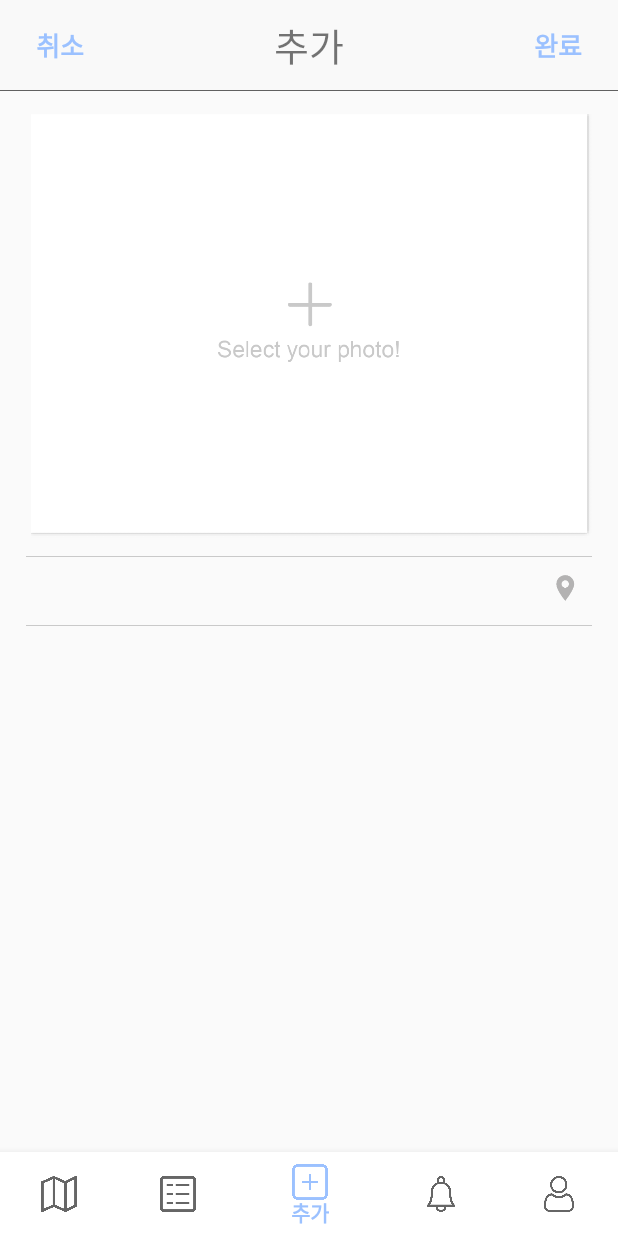
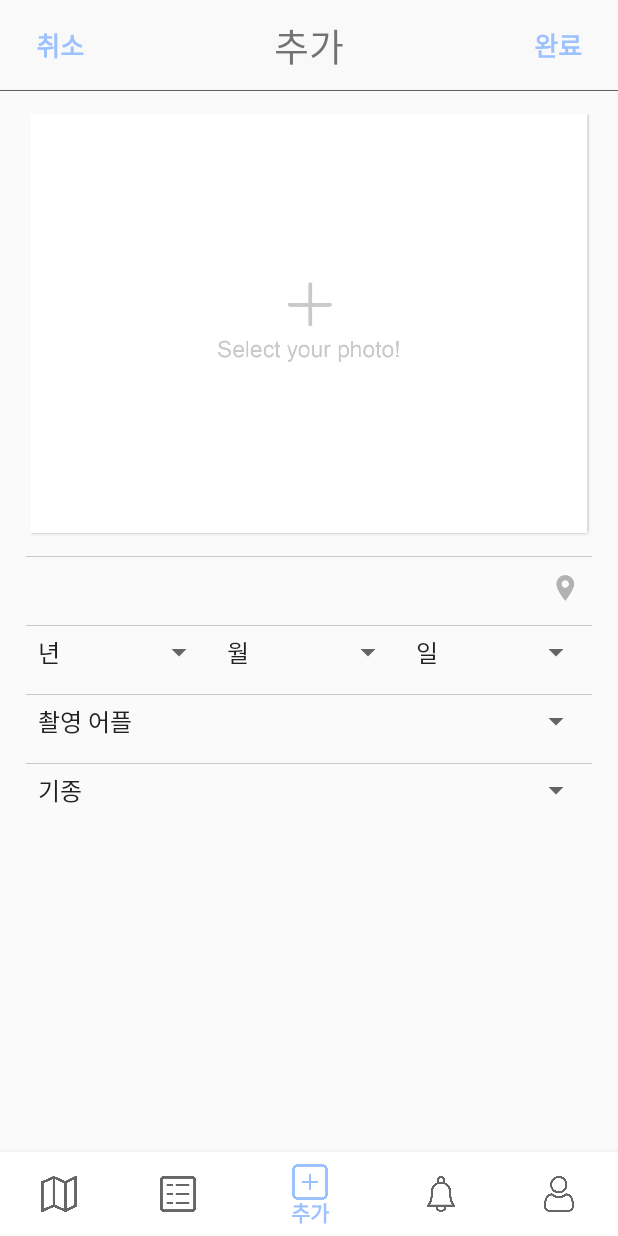
Before and after one commit to jjanggyu/W_HERE, an Android app: the screen it shows after launch (MainActivity), item 3 of the bottom bar chosen, on a phone screen of 412 x 824 dp. Run offline under Robolectric (Android 15) with nearby library versions, the phone set to English and light mode, and no system bars; our stand-ins replace navigation-ui.

Commit message:
again and again

```diff
--- a/app/src/main/res/layout/fragment_add.xml
+++ b/app/src/main/res/layout/fragment_add.xml
@@ -98,6 +98,55 @@
             android:layout_height="0.5dp"
             android:background="#C9C9C9">
         </LinearLayout>
+        <LinearLayout
+            android:layout_width="match_parent"
+            android:layout_height="35dp"
+            android:orientation="horizontal">
+            <Spinner
+                android:id="@+id/add_year"
+                android:layout_width="match_parent"
+                android:layout_height="match_parent"
+                android:layout_weight="1"
+                android:entries="@array/date_year"/>
+            <Spinner
+                android:id="@+id/add_month"
+                android:layout_width="match_parent"
+                android:layout_height="match_parent"
+                android:layout_weight="1"
+                android:entries="@array/date_month"/>
+            <Spinner
+                android:id="@+id/add_date"
+                android:layout_width="match_parent"
+                android:layout_height="match_parent"
+                android:layout_weight="1"
+                android:entries="@array/date_date"/>
+        </LinearLayout>
+        <LinearLayout
+            android:layout_marginTop="10dp"
+            android:orientation="horizontal"
+            android:layout_width="match_parent"
+            android:layout_height="0.5dp"
+            android:background="#C9C9C9">
+        </LinearLayout>
+        <Spinner
+            android:id="@+id/add_app"
+            android:layout_width="match_parent"
+            android:layout_height="35dp"
+            android:entries="@array/app"/>
+        <LinearLayout
+            android:layout_marginTop="10dp"
+            android:orientation="horizontal"
+            android:layout_width="match_parent"
+            android:layout_height="0.5dp"
+            android:background="#C9C9C9">
+        </LinearLayout>
+        <Spinner
+            android:id="@+id/add_phone"
+            android:layout_width="match_parent"
+            android:layout_height="35dp"
+            android:entries="@array/phone"/>
+
+
 
 
 
--- a/app/src/main/res/values/arrays.xml
+++ b/app/src/main/res/values/arrays.xml
@@ -1,2 +1,101 @@
 <?xml version="1.0" encoding="utf-8"?>
-<resources></resources>
+<resources>
+    <string-array name="date_year">
+        <item>년</item>
+        <item>2000년</item>
+        <item>2001년</item>
+        <item>2002년</item>
+        <item>2003년</item>
+        <item>2004년</item>
+        <item>2005년</item>
+        <item>2006년</item>
+        <item>2007년</item>
+        <item>2008년</item>
+        <item>2009년</item>
+        <item>2010년</item>
+        <item>2011년</item>
+        <item>2012년</item>
+        <item>2013년</item>
+        <item>2014년</item>
+        <item>2016년</item>
+        <item>2017년</item>
+        <item>2018년</item>
+        <item>2019년</item>
+        <item>2020년</item>
+    </string-array>
+
+    <string-array name="date_month">일
+        <item>월</item>
+        <item>1월</item>
+        <item>2월</item>
+        <item>3월</item>
+        <item>4월</item>
+        <item>5월</item>
+        <item>6월</item>
+        <item>7월</item>
+        <item>8월</item>
+        <item>9월</item>
+        <item>10월</item>
+        <item>11월</item>
+        <item>12월</item>
+    </string-array>
+
+    <string-array name="date_date">
+        <item>일</item>
+        <item>1일</item>
+        <item>2일</item>
+        <item>3일</item>
+        <item>4일</item>
+        <item>5일</item>
+        <item>6일</item>
+        <item>7일</item>
+        <item>8일</item>
+        <item>9일</item>
+        <item>10일</item>
+        <item>11일</item>
+        <item>12일</item>
+        <item>13일</item>
+        <item>14일</item>
+        <item>15일</item>
+        <item>16일</item>
+        <item>17일</item>
+        <item>18일</item>
+        <item>19일</item>
+        <item>20일</item>
+        <item>21일</item>
+        <item>22일</item>
+        <item>23일</item>
+        <item>24일</item>
+        <item>25일</item>
+        <item>26일</item>
+        <item>27일</item>
+        <item>28일</item>
+        <item>29일</item>
+        <item>30일</item>
+        <item>31일</item>
+    </string-array>
+
+    <string-array name="app">
+        <item>촬영 어플</item>
+        <item>기본 카메라</item>
+        <item>SNOW</item>
+        <item>Ulike</item>
+        <item>SODA</item>
+        <item>AnalogFilm</item>
+    </string-array>
+
+    <string-array name="phone">
+        <item>기종</item>
+        <item>아이폰7</item>
+        <item>아이폰8</item>
+        <item>아이폰X</item>
+        <item>아이폰XS</item>
+        <item>아이폰XR</item>
+        <item>아이폰11</item>
+        <item>아이폰11pro</item>
+        <item>아이폰11pro Max</item>
+        <item>LG Q9</item>
+        <item>갤럭시S</item>
+        <item>갤럭시 노트</item>
+    </string-array>
+</resources>
```
